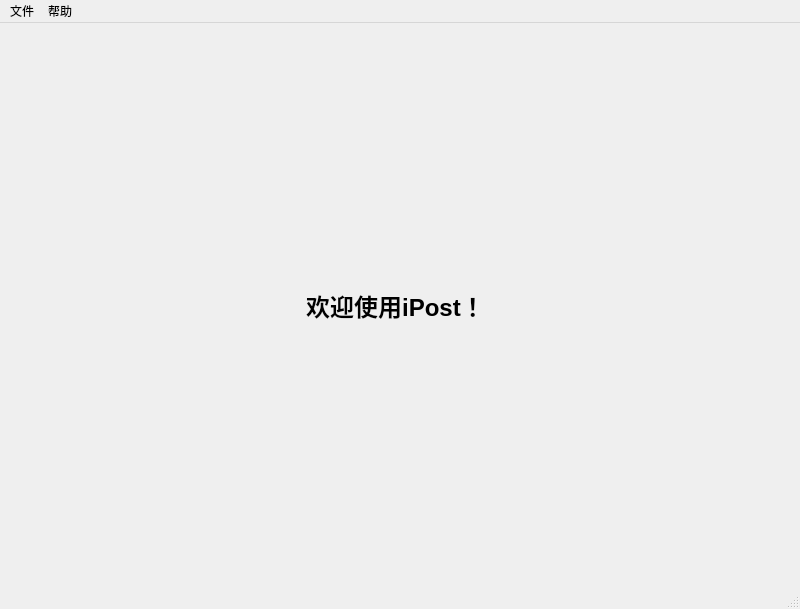
Old version of the form ui/main_window.ui in the repository weijiang1994/iPost.
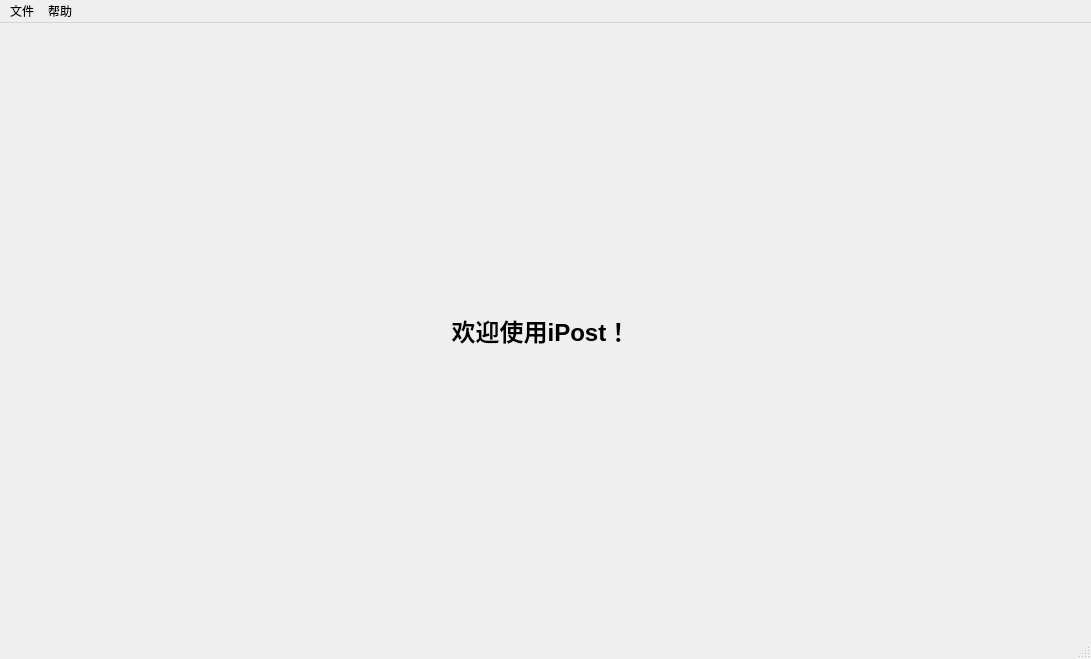
New version of the form.

Commit message: modify: 修改主窗口默认大小

What changed in the file:
```diff
--- a/ui/main_window.ui
+++ b/ui/main_window.ui
@@ -6,8 +6,8 @@
    <rect>
     <x>0</x>
     <y>0</y>
-    <width>800</width>
-    <height>609</height>
+    <width>1091</width>
+    <height>659</height>
    </rect>
   </property>
   <property name="windowTitle">
@@ -52,7 +52,7 @@
     <rect>
      <x>0</x>
      <y>0</y>
-     <width>800</width>
+     <width>1091</width>
      <height>37</height>
     </rect>
    </property>
```
The commit also changes 5 other files.
